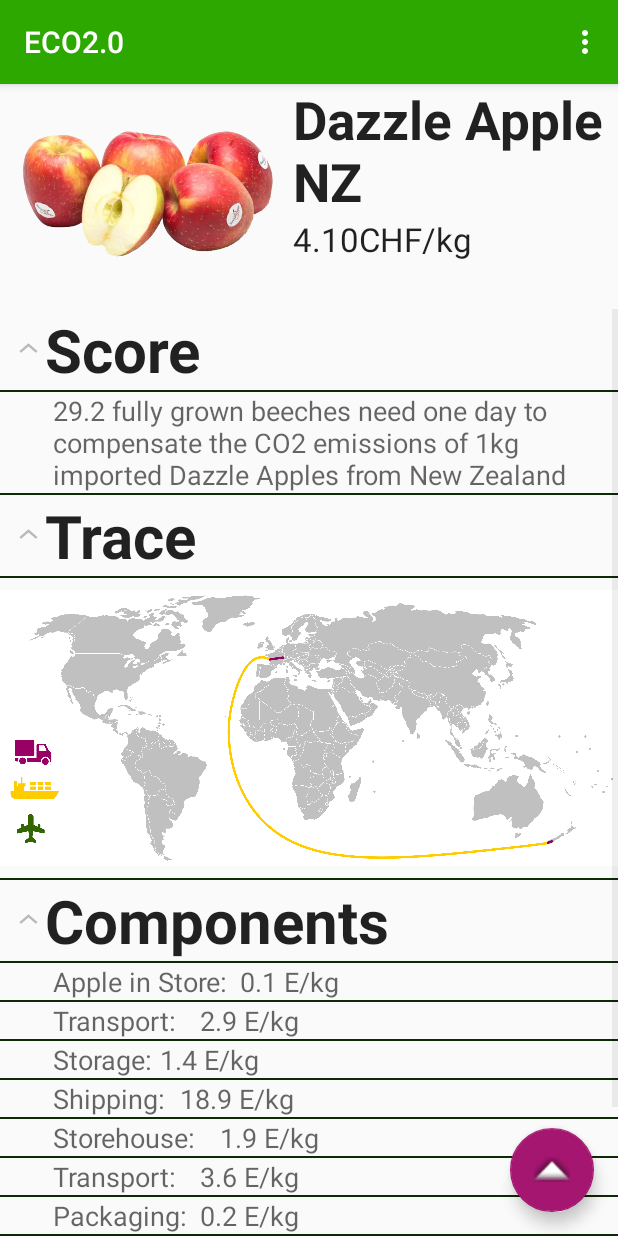
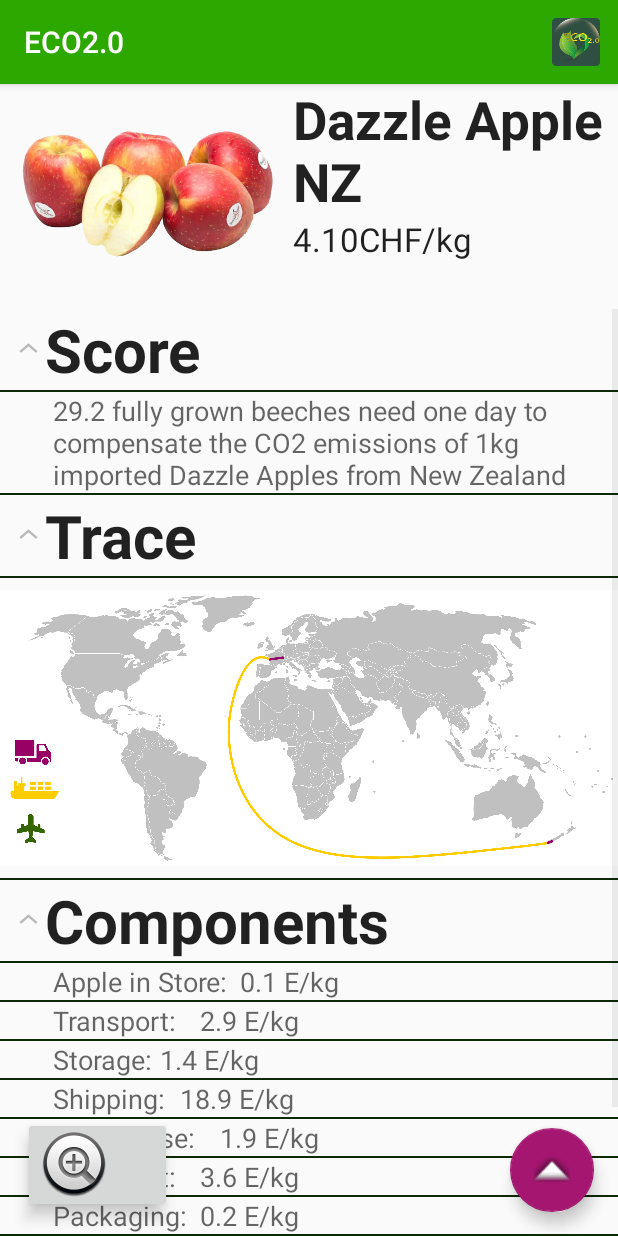
Before and after one commit to trapwired/ECO2.0, an Android app: the InfoPreviewActivity screen opened directly, with no data from a screen before it, on a phone screen of 412 x 824 dp. Run offline under Robolectric (Android 15) with nearby library versions, the phone set to English and light mode, and no system bars.

Commit message:
once again i forgot about the importance of add

```diff
--- a/app/src/main/java/ch/tamidosa/eco20/InfoPreviewActivity.java
+++ b/app/src/main/java/ch/tamidosa/eco20/InfoPreviewActivity.java
@@ -151,20 +151,7 @@
         return true;
     }
 
-    @Override
-    public boolean onOptionsItemSelected(MenuItem item) {
-        // Handle action bar item clicks here. The action bar will
-        // automatically handle clicks on the Home/Up button, so long
-        // as you specify a parent activity in AndroidManifest.xml.
-        int id = item.getItemId();
 
-        //noinspection SimplifiableIfStatement
-        if (id == R.id.action_settings) {
-            return true;
-        }
-
-        return super.onOptionsItemSelected(item);
-    }
 
     //method to expand all groups
     private void expandAll() {
--- a/app/src/main/res/layout/activity_info_preview.xml
+++ b/app/src/main/res/layout/activity_info_preview.xml
@@ -81,6 +81,15 @@
         android:layout_margin="@dimen/fab_margin"
         android:elevation="6dp"
         app:srcCompat="@android:drawable/arrow_up_float" />
+    <ImageButton
+        android:layout_width="wrap_content"
+        android:layout_height="wrap_content"
+        android:elevation="6dp"
+        android:layout_gravity="start|bottom"
+        android:layout_marginLeft="15dp"
+        android:layout_marginBottom="15dp"
+        android:src="@android:drawable/btn_plus"
+        android:contentDescription="Hello" />
 
     <include layout="@layout/content_info_preview" />
 
--- a/app/src/main/res/menu/menu_main.xml
+++ b/app/src/main/res/menu/menu_main.xml
@@ -2,9 +2,13 @@
     xmlns:app="http://schemas.android.com/apk/res-auto"
     xmlns:tools="http://schemas.android.com/tools"
     tools:context="ch.tamidosa.eco20.InfoPreviewActivity">
+
     <item
-        android:id="@+id/action_settings"
+        android:id="@+id/icon"
         android:orderInCategory="100"
-        android:title="@string/action_settings"
-        app:showAsAction="never" />
+        android:title="Search"
+        android:icon="@mipmap/ic_launcher"
+        app:showAsAction="always"
+        ></item>
+
 </menu>
```
